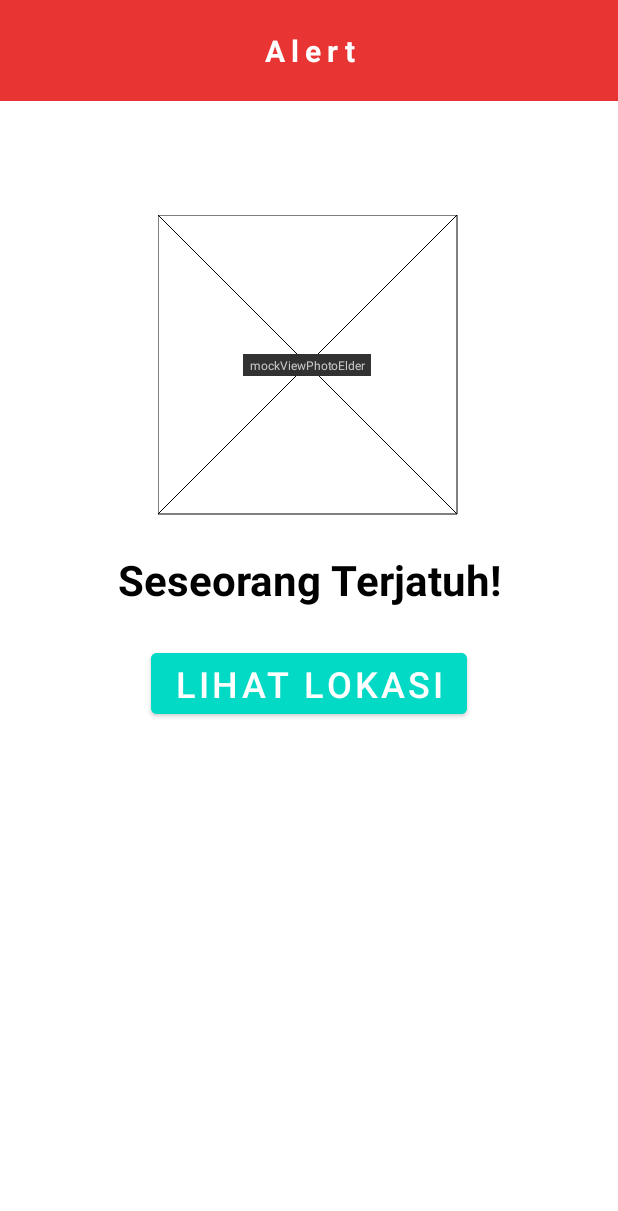
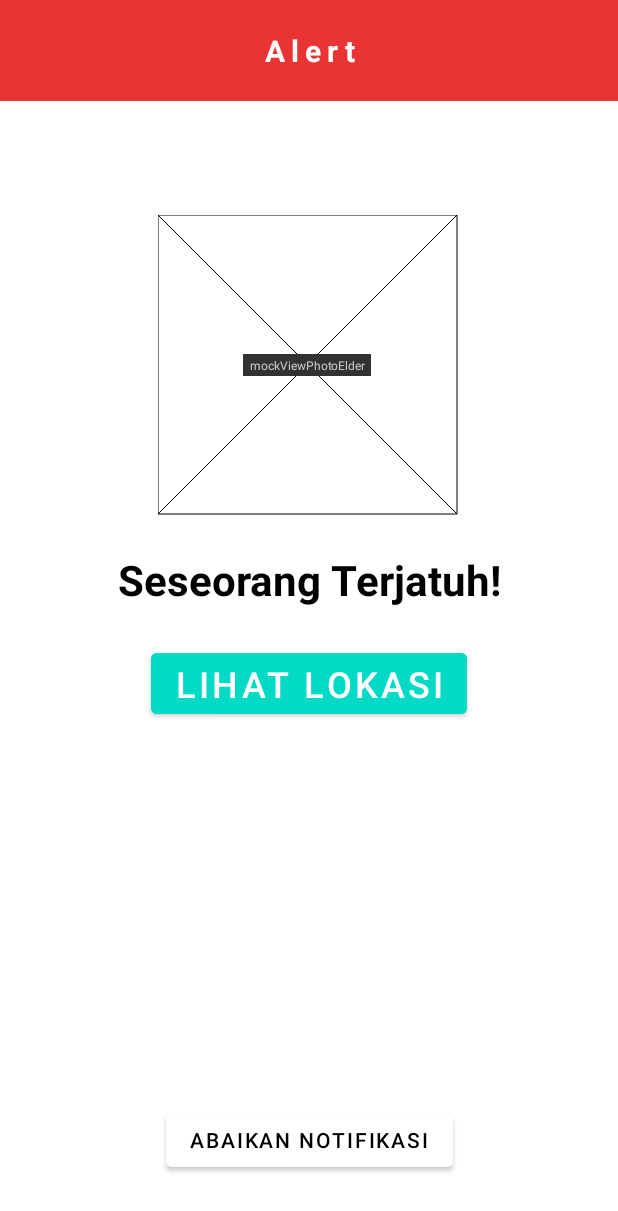
Before and after one commit to driskimaulana/wecare, an Android app: the layout activity_main.xml on its own in the app's theme, with its tools: preview values and no code run, on a phone screen of 412 x 824 dp. Shown: the top 1211 px of the screen. Run offline under Robolectric (Android 15) with nearby library versions, the phone set to English and light mode, and no system bars.

Commit message:
2nd perbaikan tambahan button

```diff
--- a/app/src/main/res/layout/activity_main.xml
+++ b/app/src/main/res/layout/activity_main.xml
@@ -72,7 +72,17 @@
         app:layout_constraintStart_toStartOf="parent"
         app:layout_constraintTop_toBottomOf="@+id/namaTerjatuh" />
 
-
+    <Button
+        android:id="@+id/buttonCancel"
+        android:layout_width="wrap_content"
+        android:layout_height="wrap_content"
+        android:layout_marginBottom="40dp"
+        android:backgroundTint="@color/white"
+        android:text="@string/abaikanNotifikasi"
+        android:textColor="@color/black"
+        app:layout_constraintBottom_toBottomOf="parent"
+        app:layout_constraintEnd_toEndOf="parent"
+        app:layout_constraintStart_toStartOf="parent" />
 
 
 </androidx.constraintlayout.widget.ConstraintLayout>
--- a/app/src/main/res/values/strings.xml
+++ b/app/src/main/res/values/strings.xml
@@ -20,4 +20,5 @@
     <string name="emailDummy">Example@example.com</string>
     <string name="updatePassword">Update Password</string>
     <string name="update">Update</string>
+    <string name="abaikanNotifikasi">Abaikan Notifikasi</string>
 </resources>
```
